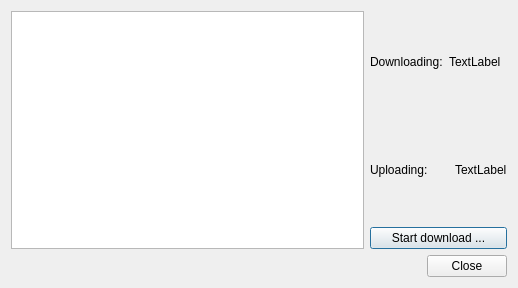
The window that ui/ui_downup_support_doc.ui (gltn/stdm) describes before a commit, drawn with Qt 5.
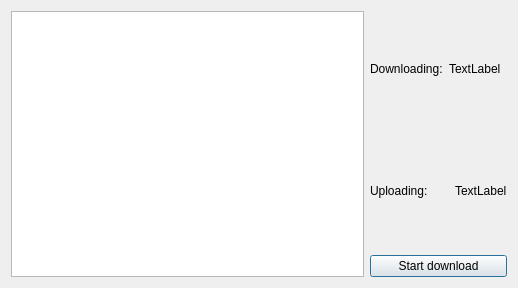
The same window after the commit.

What changed in the file:
```diff
--- a/ui/ui_downup_support_doc.ui
+++ b/ui/ui_downup_support_doc.ui
@@ -21,38 +21,38 @@
      </item>
      <item>
       <layout class="QGridLayout" name="gridLayout">
-       <item row="1" column="2">
+       <item row="1" column="1" colspan="2">
+        <widget class="QLabel" name="lblDcount">
+         <property name="text">
+          <string>TextLabel</string>
+         </property>
+        </widget>
+       </item>
+       <item row="2" column="2">
         <widget class="QLabel" name="lblUcount">
          <property name="text">
           <string>TextLabel</string>
          </property>
         </widget>
        </item>
-       <item row="1" column="0" colspan="2">
+       <item row="2" column="0" colspan="2">
         <widget class="QLabel" name="label_2">
          <property name="text">
           <string>Uploading:</string>
          </property>
         </widget>
        </item>
-       <item row="0" column="1" colspan="2">
-        <widget class="QLabel" name="lblDcount">
-         <property name="text">
-          <string>TextLabel</string>
-         </property>
-        </widget>
-       </item>
-       <item row="0" column="0">
+       <item row="1" column="0">
         <widget class="QLabel" name="label">
          <property name="text">
           <string>Downloading:</string>
          </property>
         </widget>
        </item>
-       <item row="2" column="0" colspan="3">
+       <item row="3" column="0" colspan="3">
         <widget class="QPushButton" name="btnDownload">
          <property name="text">
-          <string>Start download ...</string>
+          <string>Start download</string>
          </property>
         </widget>
        </item>
@@ -61,28 +61,7 @@
     </layout>
    </item>
    <item>
-    <layout class="QHBoxLayout" name="horizontalLayout_2">
-     <item>
-      <spacer name="horizontalSpacer">
-       <property name="orientation">
-        <enum>Qt::Horizontal</enum>
-       </property>
-       <property name="sizeHint" stdset="0">
-        <size>
-         <width>40</width>
-         <height>20</height>
-        </size>
-       </property>
-      </spacer>
-     </item>
-     <item>
-      <widget class="QPushButton" name="btnClose">
-       <property name="text">
-        <string>Close</string>
-       </property>
-      </widget>
-     </item>
-    </layout>
+    <layout class="QHBoxLayout" name="horizontalLayout_2"/>
    </item>
   </layout>
  </widget>
```
